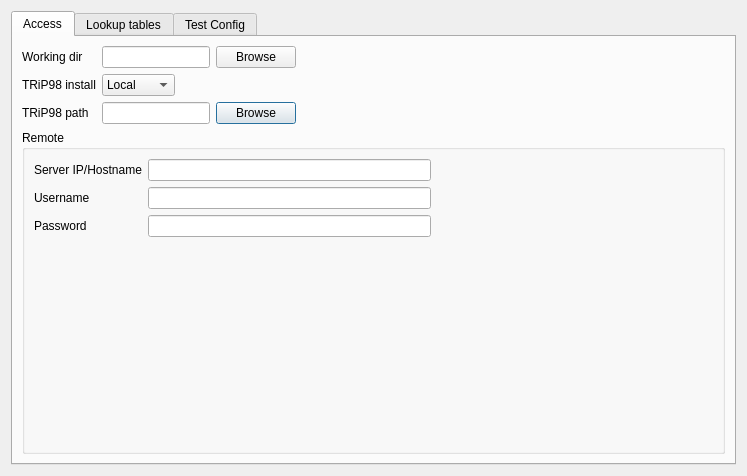
Qt form pytripgui/view/trip_config.ui (pytrip/pytripgui) before a commit.
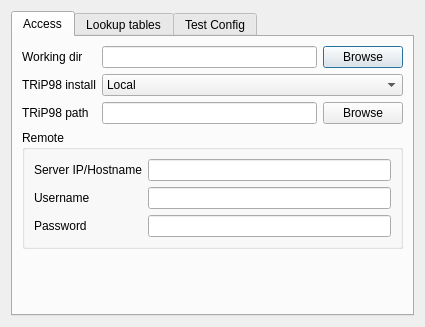
The same form after that commit. The open tabs and pages were chosen to show the change.

Commit message: Trip config ui refactor

Diff of the .ui file:
```diff
--- a/pytripgui/view/trip_config.ui
+++ b/pytripgui/view/trip_config.ui
@@ -6,8 +6,8 @@
    <rect>
     <x>0</x>
     <y>0</y>
-    <width>747</width>
-    <height>476</height>
+    <width>425</width>
+    <height>327</height>
    </rect>
   </property>
   <property name="windowTitle">
@@ -23,147 +23,122 @@
       <attribute name="title">
        <string>Access</string>
       </attribute>
-      <layout class="QGridLayout" name="gridLayout">
+      <layout class="QFormLayout" name="formLayout_2">
        <item row="1" column="0">
-        <widget class="QLabel" name="label">
-         <property name="text">
-          <string>TRiP98 install</string>
-         </property>
-        </widget>
-       </item>
-       <item row="2" column="1" colspan="2">
-        <widget class="QLineEdit" name="lineEdit_trippath"/>
-       </item>
-       <item row="2" column="3">
-        <widget class="QPushButton" name="pushButton_browsetrippath">
-         <property name="text">
-          <string>Browse</string>
-         </property>
-        </widget>
-       </item>
-       <item row="0" column="0">
-        <widget class="QLabel" name="label_2">
+        <widget class="QLabel" name="wdirpath_label">
          <property name="text">
           <string>Working dir</string>
          </property>
         </widget>
        </item>
-       <item row="3" column="0" colspan="5">
-        <widget class="QGroupBox" name="groupBox">
+       <item row="1" column="1">
+        <layout class="QHBoxLayout" name="wdir_horizontalLayout">
+         <item>
+          <widget class="QLineEdit" name="wdirPath_lineEdit">
+           <property name="sizePolicy">
+            <sizepolicy hsizetype="Expanding" vsizetype="Fixed">
+             <horstretch>0</horstretch>
+             <verstretch>0</verstretch>
+            </sizepolicy>
+           </property>
+          </widget>
+         </item>
+         <item>
+          <widget class="QPushButton" name="wdirPath_pushButton">
+           <property name="text">
+            <string>Browse</string>
+           </property>
+          </widget>
+         </item>
+        </layout>
+       </item>
+       <item row="2" column="0">
+        <widget class="QLabel" name="tripAccess_label">
+         <property name="text">
+          <string>TRiP98 install</string>
+         </property>
+        </widget>
+       </item>
+       <item row="2" column="1">
+        <widget class="QComboBox" name="tripAccess_comboBox">
+         <item>
+          <property name="text">
+           <string>Local</string>
+          </property>
+         </item>
+         <item>
+          <property name="text">
+           <string>Remote</string>
+          </property>
+         </item>
+        </widget>
+       </item>
+       <item row="3" column="0">
+        <widget class="QLabel" name="tripPath_label">
+         <property name="text">
+          <string>TRiP98 path</string>
+         </property>
+        </widget>
+       </item>
+       <item row="3" column="1">
+        <layout class="QHBoxLayout" name="horizontalLayout_3">
+         <item>
+          <widget class="QLineEdit" name="tripPath_lineEdit"/>
+         </item>
+         <item>
+          <widget class="QPushButton" name="tripPath_pushButton">
+           <property name="text">
+            <string>Browse</string>
+           </property>
+          </widget>
+         </item>
+        </layout>
+       </item>
+       <item row="8" column="0" colspan="2">
+        <widget class="QGroupBox" name="remote_tab">
+         <property name="sizePolicy">
+          <sizepolicy hsizetype="Preferred" vsizetype="Maximum">
+           <horstretch>0</horstretch>
+           <verstretch>0</verstretch>
+          </sizepolicy>
+         </property>
          <property name="title">
           <string>Remote</string>
          </property>
-         <layout class="QGridLayout" name="gridLayout_4">
-          <item row="0" column="0">
-           <widget class="QLabel" name="label_4">
-            <property name="text">
-             <string>Server IP/Hostname</string>
-            </property>
-           </widget>
-          </item>
+         <layout class="QFormLayout" name="formLayout">
           <item row="0" column="1">
-           <widget class="QLineEdit" name="lineEdit_server"/>
-          </item>
-          <item row="0" column="2" rowspan="2">
-           <spacer name="horizontalSpacer_8">
-            <property name="orientation">
-             <enum>Qt::Horizontal</enum>
-            </property>
-            <property name="sizeHint" stdset="0">
-             <size>
-              <width>245</width>
-              <height>20</height>
-             </size>
-            </property>
-           </spacer>
+           <widget class="QLineEdit" name="serverip_lineEdit"/>
           </item>
           <item row="1" column="0">
-           <widget class="QLabel" name="label_5">
+           <widget class="QLabel" name="username_label">
             <property name="text">
              <string>Username</string>
             </property>
            </widget>
           </item>
           <item row="1" column="1">
-           <widget class="QLineEdit" name="lineEdit_username"/>
+           <widget class="QLineEdit" name="username_lineEdit"/>
           </item>
           <item row="2" column="0">
-           <widget class="QLabel" name="label_6">
+           <widget class="QLabel" name="password_label">
             <property name="text">
              <string>Password</string>
             </property>
            </widget>
           </item>
           <item row="2" column="1">
-           <widget class="QLineEdit" name="lineEdit_password"/>
+           <widget class="QLineEdit" name="password_lineEdit"/>
           </item>
-          <item row="3" column="0">
-           <spacer name="verticalSpacer_3">
-            <property name="orientation">
-             <enum>Qt::Vertical</enum>
+          <item row="0" column="0">
+           <widget class="QLabel" name="serverip_label">
+            <property name="text">
+             <string>Server IP/Hostname</string>
             </property>
-            <property name="sizeHint" stdset="0">
-             <size>
-              <width>20</width>
-              <height>40</height>
-             </size>
-            </property>
-           </spacer>
+           </widget>
           </item>
          </layout>
         </widget>
        </item>
-       <item row="1" column="1">
-        <widget class="QComboBox" name="comboBox">
-         <item>
-          <property name="text">
-           <string>Local</string>
-          </property>
-         </item>
-         <item>
-          <property name="text">
-           <string>Remote</string>
-          </property>
-         </item>
-        </widget>
-       </item>
-       <item row="2" column="0">
-        <widget class="QLabel" name="label_3">
-         <property name="text">
-          <string>TRiP98 path</string>
-         </property>
-        </widget>
-       </item>
-       <item row="0" column="1" colspan="2">
-        <widget class="QLineEdit" name="lineEdit_wdir">
-         <property name="sizePolicy">
-          <sizepolicy hsizetype="Expanding" vsizetype="Fixed">
-           <horstretch>0</horstretch>
-           <verstretch>0</verstretch>
-          </sizepolicy>
-         </property>
-        </widget>
-       </item>
-       <item row="0" column="3">
-        <widget class="QPushButton" name="pushButton_browsewdir">
-         <property name="text">
-          <string>Browse</string>
-         </property>
-        </widget>
-       </item>
-       <item row="0" column="4">
-        <spacer name="horizontalSpacer_4">
-         <property name="orientation">
-          <enum>Qt::Horizontal</enum>
-         </property>
-         <property name="sizeHint" stdset="0">
-          <size>
-           <width>40</width>
-           <height>20</height>
-          </size>
-         </property>
-        </spacer>
-       </item>
       </layout>
      </widget>
      <widget class="QWidget" name="tab_lut">
@@ -178,38 +153,9 @@
          </property>
         </widget>
        </item>
-       <item row="0" column="1" colspan="2">
-        <spacer name="horizontalSpacer_6">
-         <property name="orientation">
-          <enum>Qt::Horizontal</enum>
-         </property>
-         <property name="sizeHint" stdset="0">
-          <size>
-           <width>359</width>
-           <height>20</height>
-          </size>
-         </property>
-        </spacer>
-       </item>
-       <item row="1" column="0">
-        <widget class="QLineEdit" name="lineEdit_hlut"/>
-       </item>
-       <item row="1" column="2">
-        <spacer name="horizontalSpacer_2">
-         <property name="orientation">
-          <enum>Qt::Horizontal</enum>
-         </property>
-         <property name="sizeHint" stdset="0">
-          <size>
-           <width>274</width>
-           <height>20</height>
-          </size>
-         </property>
-        </spacer>
-       </item>
-       <item row="2" column="0">
-        <widget class="QLabel" name="label_12">
-         <property name="text">
+       <item>
+        <widget class="QGroupBox" name="groupBox">
+         <property name="title">
           <string>Stopping power table (dE/dx)</string>
          </property>
         </widget>
```
Left out of the diff: 187 changed lines with no effect on the pictures.
